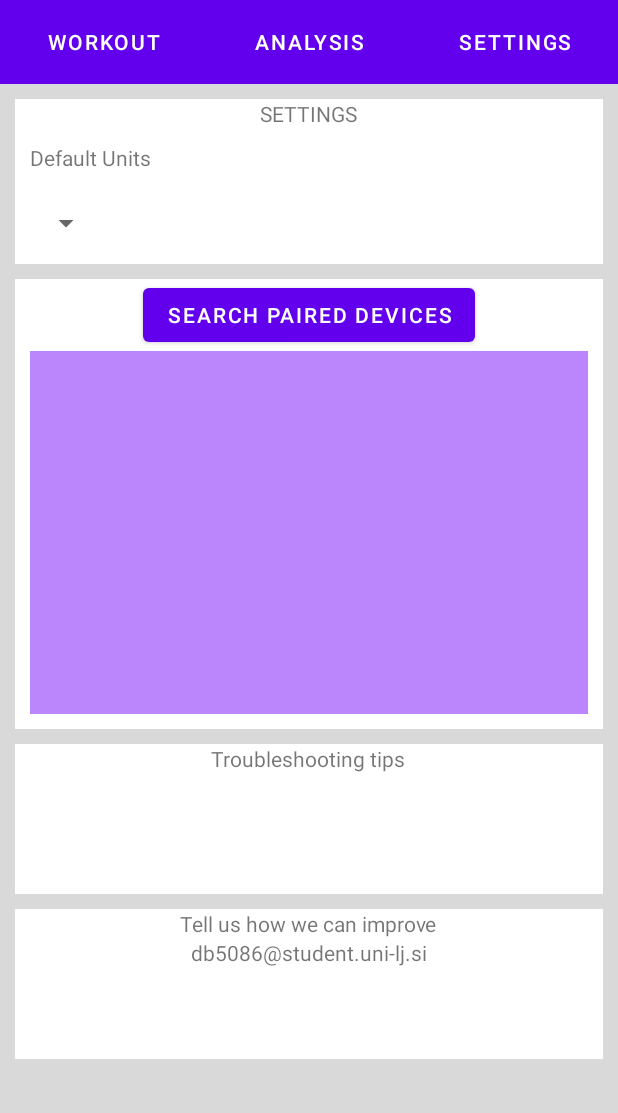
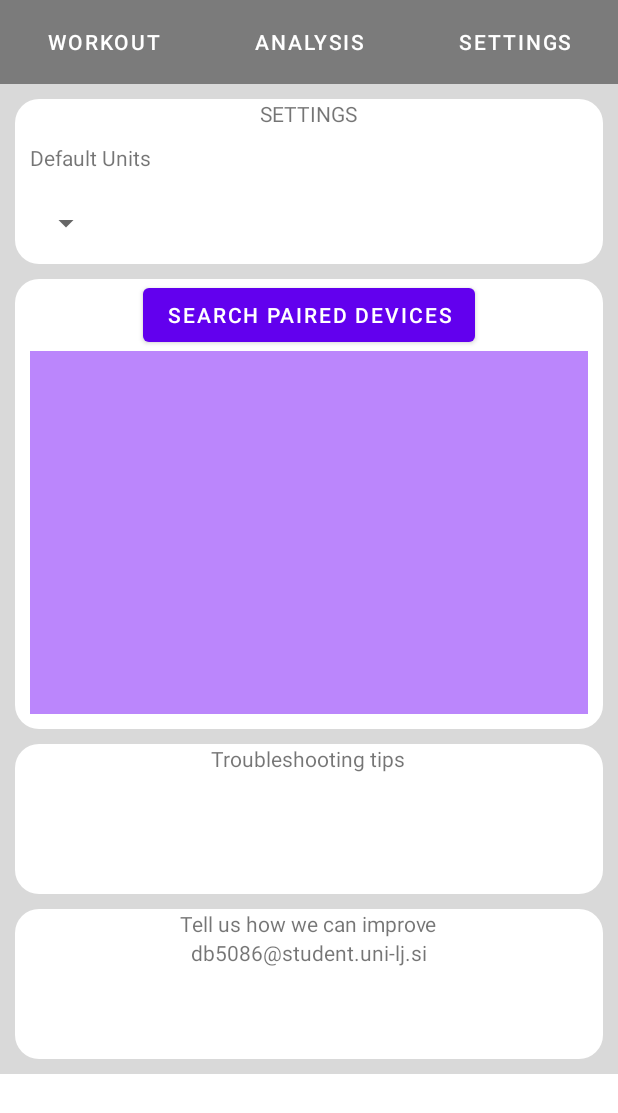
Before and after one commit to janpipan/TNUVProjekt, an Android app: the layout activity_settings.xml on its own in the app's theme, with its tools: preview values and no code run, on a phone screen of 412 x 824 dp. Shown: the top 1113 px of the screen. Run offline under Robolectric (Android 15) with nearby library versions, the phone set to English and light mode, and no system bars.

Commit message:
Lepotni popravki+ostalo

```diff
--- a/BT_Updated/app/src/main/java/si/uni_lj/fe/tnuv/bt_simple/MainActivity.java
+++ b/BT_Updated/app/src/main/java/si/uni_lj/fe/tnuv/bt_simple/MainActivity.java
@@ -24,6 +24,7 @@ import androidx.annotation.NonNull;
 import androidx.annotation.Nullable;
 import androidx.appcompat.app.AppCompatActivity;
 import androidx.core.app.ActivityCompat;
+import androidx.core.content.ContextCompat;
 import androidx.recyclerview.widget.LinearLayoutManager;
 import androidx.recyclerview.widget.RecyclerView;
 
@@ -211,10 +212,11 @@ public class MainActivity extends AppCompatActivity {
         LineDataSet dataSet = new LineDataSet(entries, "Poteg na Roke (40kg)");
 
         // Configure the data set
-        dataSet.setColor(Color.RED);
+        int lighterBlue = ContextCompat.getColor(this, R.color.lighter_blue);
+        dataSet.setColor(lighterBlue);
         dataSet.setValueTextColor(Color.BLACK);
-        dataSet.setCircleColor(Color.RED);
-        dataSet.setCircleHoleColor(Color.RED);
+        dataSet.setCircleColor(lighterBlue);
+        dataSet.setCircleHoleColor(lighterBlue);
         dataSet.setValueFormatter(new ValueFormatter() {
             @Override
             public String getPointLabel(Entry entry) {
--- /dev/null
+++ b/BT_Updated/app/src/main/res/drawable/rounded_background.xml
@@ -0,0 +1,5 @@
+<?xml version="1.0" encoding="utf-8"?>
+<shape xmlns:android="http://schemas.android.com/apk/res/android">
+    <solid android:color="@color/white"/>
+    <corners android:radius="16dp"/>
+</shape>
--- a/BT_Updated/app/src/main/res/layout/activity_main.xml
+++ b/BT_Updated/app/src/main/res/layout/activity_main.xml
@@ -39,7 +39,8 @@
             android:layout_marginStart="10dp"
             android:layout_marginEnd="10dp"
             android:paddingBottom="10dp"
-            android:background="@color/white">
+            android:background="@drawable/rounded_background"
+            >
 
             <TextView
                 android:layout_width="wrap_content"
@@ -104,7 +105,7 @@
             android:orientation="vertical"
             android:layout_marginStart="10dp"
             android:layout_marginEnd="10dp"
-            android:background="@color/white">
+            android:background="@drawable/rounded_background">
 
             <TextView
                 android:layout_width="wrap_content"
--- a/BT_Updated/app/src/main/res/layout/activity_settings.xml
+++ b/BT_Updated/app/src/main/res/layout/activity_settings.xml
@@ -1,4 +1,10 @@
 <?xml version="1.0" encoding="utf-8"?>
+
+<ScrollView
+    xmlns:android="http://schemas.android.com/apk/res/android"
+    android:layout_width="match_parent"
+    android:layout_height="match_parent">
+
     <LinearLayout xmlns:android="http://schemas.android.com/apk/res/android"
         xmlns:app="http://schemas.android.com/apk/res-auto"
         xmlns:tools="http://schemas.android.com/tools"
@@ -27,7 +33,7 @@
             android:layout_height="110dp"
             android:orientation="vertical"
             android:layout_margin="10dp"
-        android:background="@color/white">
+            android:background="@drawable/rounded_background">
             <TextView
                 android:layout_width="wrap_content"
                 android:layout_height="wrap_content"
@@ -54,7 +60,7 @@
             android:layout_marginStart="10dp"
             android:layout_marginEnd="10dp"
             android:paddingBottom="10dp"
-        android:background="@color/white">
+            android:background="@drawable/rounded_background">
 
             <Button
                 android:id="@+id/search_button"
@@ -81,7 +87,7 @@
             android:layout_height="100dp"
             android:orientation="vertical"
             android:layout_margin="10dp"
-        android:background="@color/white">
+            android:background="@drawable/rounded_background">
 
             <TextView
                 android:layout_width="wrap_content"
@@ -96,7 +102,7 @@
             android:orientation="vertical"
             android:layout_marginStart="10dp"
             android:layout_marginEnd="10dp"
-        android:background="@color/white">
+            android:background="@drawable/rounded_background">
 
             <TextView
                 android:layout_width="wrap_content"
@@ -108,8 +114,16 @@
                 android:layout_width="wrap_content"
                 android:layout_height="wrap_content"
                 android:text="db5086@student.uni-lj.si"
-            android:layout_gravity="center"/>
+                android:layout_gravity="center"
+                android:background="@drawable/rounded_background"/>
+
+
+
+        </LinearLayout>
+        <View
+            android:layout_width="match_parent"
+            android:layout_height="10dp" />
 
     </LinearLayout>
 
-</LinearLayout>
+</ScrollView>
--- a/BT_Updated/app/src/main/res/layout/toolbar_items.xml
+++ b/BT_Updated/app/src/main/res/layout/toolbar_items.xml
@@ -1,9 +1,9 @@
-<?xml version="1.0" encoding="utf-8"?>
 <LinearLayout xmlns:android="http://schemas.android.com/apk/res/android"
     android:layout_width="match_parent"
     android:layout_height="match_parent"
     android:orientation="horizontal"
-    android:gravity="center_vertical">
+    android:gravity="center_vertical"
+    android:background="#7B7B7B"> <!-- Change this to your desired dark grey color -->
 
     <Button
         android:id="@+id/nav_workout"
@@ -12,7 +12,8 @@
         android:layout_weight="1"
         android:text="@string/workout"
         android:onClick="startActivityWorkout"
-        android:background="@android:color/transparent"/>
+        android:background="@android:color/transparent"
+        android:textColor="@android:color/white"/> <!-- Added text color to buttons -->
 
     <Button
         android:id="@+id/nav_analysis"
@@ -21,7 +22,8 @@
         android:layout_weight="1"
         android:text="@string/analysis"
         android:onClick="startActivityAnalysis"
-        android:background="@android:color/transparent"/>
+        android:background="@android:color/transparent"
+        android:textColor="@android:color/white"/> <!-- Added text color to buttons -->
 
     <Button
         android:id="@+id/nav_settings"
@@ -30,6 +32,7 @@
         android:layout_weight="1"
         android:text="@string/settings"
         android:onClick="startActivitySettings"
-        android:background="@android:color/transparent"/>
+        android:background="@android:color/transparent"
+        android:textColor="@android:color/white"/> <!-- Added text color to buttons -->
 
 </LinearLayout>
--- a/BT_Updated/app/src/main/res/values/colors.xml
+++ b/BT_Updated/app/src/main/res/values/colors.xml
@@ -11,4 +11,6 @@
     <color name="my_gray">#262626</color>
     <color name="my_gray_2">#404040</color>
     <color name="my_gray_3">#d9d9d9</color>
+    <color name="lighter_blue">#4682FF</color>
+    <color name="blue">#0000FF</color>
 </resources>
--- a/BT_Updated/app/src/main/res/values/themes.xml
+++ b/BT_Updated/app/src/main/res/values/themes.xml
@@ -1,6 +1,6 @@
 <resources xmlns:tools="http://schemas.android.com/tools">
     <!-- Base application theme. -->
-    <style name="Theme.BT_simple" parent="Theme.MaterialComponents.DayNight.DarkActionBar">
+    <style name="Theme.BT_simple" parent="Theme.MaterialComponents.DayNight.NoActionBar">
         <!-- Primary brand color. -->
         <item name="colorPrimary">@color/purple_500</item>
         <item name="colorPrimaryVariant">@color/purple_700</item>
@@ -13,5 +13,6 @@
         <item name="android:statusBarColor">?attr/colorPrimaryVariant</item>
         <!-- Customize your theme here. -->
         <item name="colorBackground">@color/my_gray_3</item>
+        <item name="android:windowNoTitle">true</item>
     </style>
 </resources>
```
Also changed, not shown: 2 other files. Lines whose indentation alone changed are shown as unchanged.
